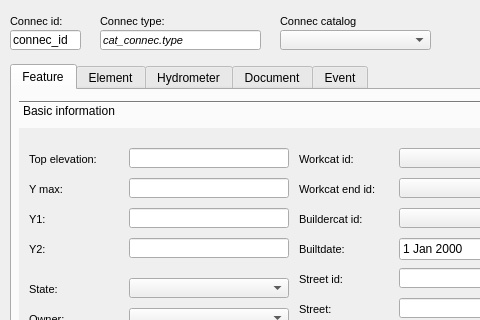
Old version of the form ui/ud_man_connec.ui in the repository Giswater/giswater_qgis_plugin; both pictures show x 0 to 480 and y 0 to 320 of the 600 by 626 pixel window.
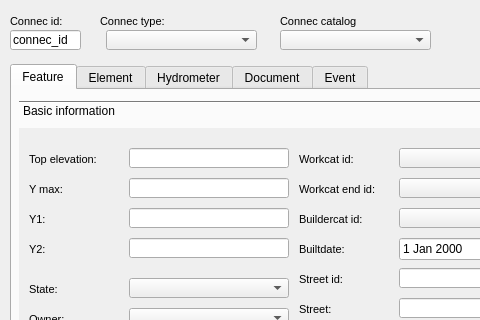
New version of the form. The open tabs and pages were chosen to show the change.

The edit to the form file:
```diff
--- a/ui/ud_man_connec.ui
+++ b/ui/ud_man_connec.ui
@@ -2520,25 +2520,6 @@
     </rect>
    </property>
   </widget>
-  <widget class="QLineEdit" name="cat_connectype_id">
-   <property name="geometry">
-    <rect>
-     <x>100</x>
-     <y>30</y>
-     <width>161</width>
-     <height>20</height>
-    </rect>
-   </property>
-   <property name="font">
-    <font>
-     <pointsize>8</pointsize>
-     <italic>true</italic>
-    </font>
-   </property>
-   <property name="text">
-    <string>cat_connec.type</string>
-   </property>
-  </widget>
   <widget class="QLineEdit" name="connec_id">
    <property name="geometry">
     <rect>
@@ -2842,6 +2823,16 @@
     <set>QDialogButtonBox::Cancel|QDialogButtonBox::Ok</set>
    </property>
   </widget>
+  <widget class="QComboBox" name="connec_type">
+   <property name="geometry">
+    <rect>
+     <x>106</x>
+     <y>30</y>
+     <width>151</width>
+     <height>20</height>
+    </rect>
+   </property>
+  </widget>
  </widget>
  <resources/>
  <connections/>
```
Left out of the diff: 6 changed lines with no effect on the pictures.
